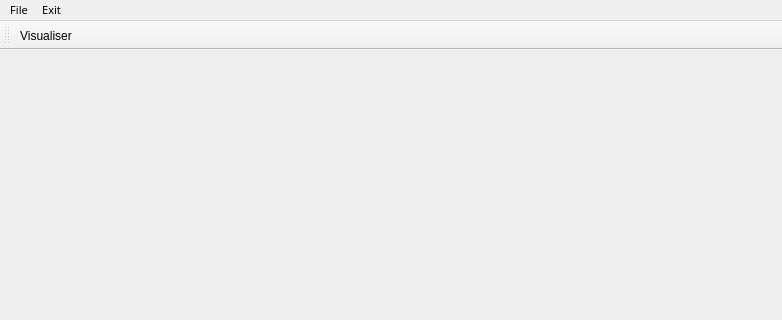
Old version of the form src/gui/mainwindow.ui in the repository AfexGenesis/atomizer; both pictures show x 0 to 782 and y 0 to 320 of the 782 by 483 pixel window.
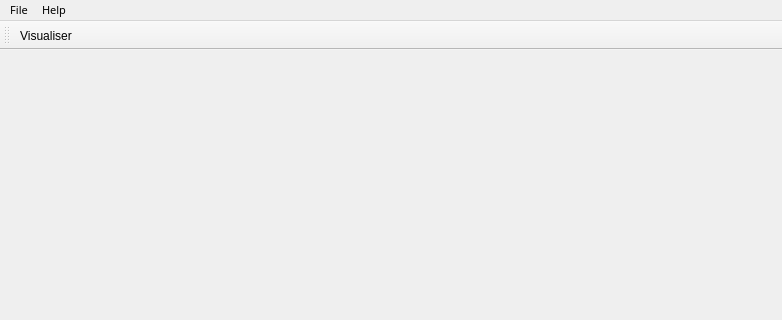
New version of the form. Icons and pictures are not drawn.

What changed in the file:
```diff
--- a/src/gui/mainwindow.ui
+++ b/src/gui/mainwindow.ui
@@ -54,7 +54,7 @@
    </widget>
    <widget class="QMenu" name="menuExit">
     <property name="title">
-     <string>Exit</string>
+     <string>Help</string>
     </property>
    </widget>
    <addaction name="menuFile"/>
```
Left out of the diff: 67 changed lines with no effect on the pictures.
